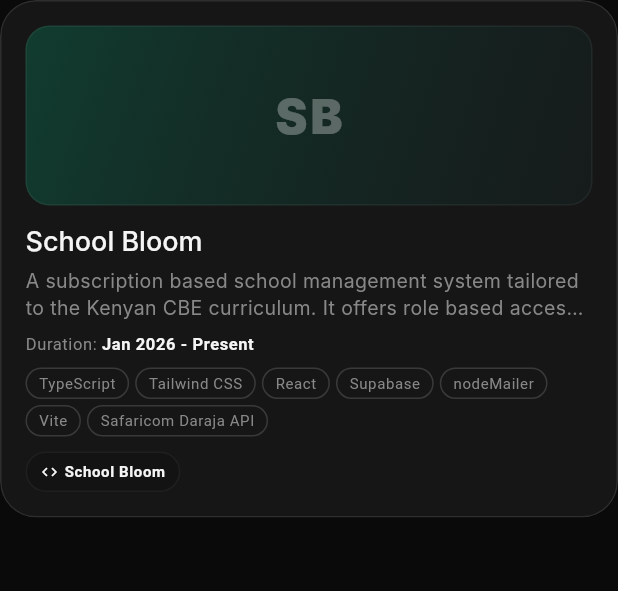
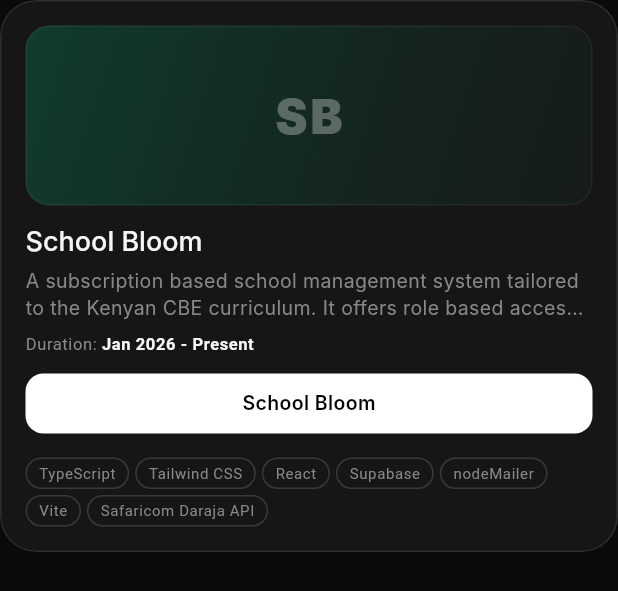
Before and after one commit to sirnaet/personal_website, a Flutter app: the ProjectCard widget shown alone on an empty page, opened directly with sample values from the repository, on a phone screen of 412 x 824 dp. Shown: the top 591 px of the screen. Run offline on Flutter 3.47's test engine with Material 3 defaults, Android fonts, the phone set to English and light mode, and no system bars; our stand-ins replace firebase_core, flutter_animate, font_awesome_flutter, web; missing offline and left inert: dart:html; accounts and stored records are empty; Roboto replaces fonts that are missing (Inter, JetBrains Mono).

Commit message:
UI Update project card

```diff
--- a/lib/widgets/project_card.dart
+++ b/lib/widgets/project_card.dart
@@ -68,9 +68,12 @@
 
   @override
   Widget build(BuildContext context) {
-    final hasLinks =
-        project.githubUrl != null && project.githubUrl!.isNotEmpty ||
-            project.demoUrl != null && project.demoUrl!.isNotEmpty;
+    final projectUrl = (project.githubUrl != null && project.githubUrl!.isNotEmpty)
+        ? project.githubUrl
+        : ((project.demoUrl != null && project.demoUrl!.isNotEmpty) ? project.demoUrl : null);
+    final projectLabel = (project.githubUrl != null && project.githubUrl!.isNotEmpty)
+        ? (project.githubLabel ?? 'GitHub')
+        : (project.demoLabel ?? 'Live');
 
     return MagneticHover(
       strength: 10,
@@ -155,7 +158,14 @@
                 ],
               ),
             ),
-            const SizedBox(height: 8),
+            if (projectUrl != null && projectUrl.isNotEmpty) ...[
+              const SizedBox(height: 12),
+              _ProjectButton(
+                label: projectLabel,
+                onTap: () => _openUrl(projectUrl),
+              ),
+            ],
+            const SizedBox(height: 16),
             // Tech tags as pills (matches JS: rounded-full border-white/15)
             Wrap(
               spacing: 4,
@@ -180,28 +190,6 @@
                 );
               }).toList(),
             ),
-            if (hasLinks) ...[
-              const SizedBox(height: 10),
-              Wrap(
-                spacing: 6,
-                runSpacing: 6,
-                children: [
-                  if (project.githubUrl != null &&
-                      project.githubUrl!.isNotEmpty)
-                    _ProjectLinkButton(
-                      label: project.githubLabel ?? 'GitHub',
-                      icon: Icons.code_rounded,
-                      onTap: () => _openUrl(project.githubUrl!),
-                    ),
-                  if (project.demoUrl != null && project.demoUrl!.isNotEmpty)
-                    _ProjectLinkButton(
-                      label: project.demoLabel ?? 'Live',
-                      icon: Icons.open_in_new_rounded,
-                      onTap: () => _openUrl(project.demoUrl!),
-                    ),
-                ],
-              ),
-            ],
           ],
         ),
       ),
@@ -209,51 +197,52 @@
   }
 }
 
-class _ProjectLinkButton extends StatelessWidget {
+class _ProjectButton extends StatefulWidget {
   final String label;
-  final IconData icon;
   final VoidCallback onTap;
 
-  const _ProjectLinkButton({
+  const _ProjectButton({
     required this.label,
-    required this.icon,
     required this.onTap,
   });
 
   @override
+  State<_ProjectButton> createState() => _ProjectButtonState();
+}
+
+class _ProjectButtonState extends State<_ProjectButton> {
+  bool _isHovered = false;
+
+  @override
   Widget build(BuildContext context) {
-    return Material(
-      color: Colors.transparent,
-      child: InkWell(
-        onTap: onTap,
-        borderRadius: BorderRadius.circular(9999),
-        child: Container(
-          padding: const EdgeInsets.symmetric(horizontal: 9, vertical: 6),
-          decoration: BoxDecoration(
-            borderRadius: BorderRadius.circular(9999),
-            border: Border.all(
-              color: AppTheme.borderColor.withValues(alpha: 0.8),
+    return MouseRegion(
+      onEnter: (_) => setState(() => _isHovered = true),
+      onExit: (_) => setState(() => _isHovered = false),
+      child: AnimatedOpacity(
+        duration: const Duration(milliseconds: 150),
+        opacity: _isHovered ? 0.9 : 1.0,
+        child: Material(
+          color: Colors.white,
+          borderRadius: BorderRadius.circular(12),
+          child: InkWell(
+            onTap: widget.onTap,
+            borderRadius: BorderRadius.circular(12),
+            splashColor: Colors.black.withValues(alpha: 0.1),
+            highlightColor: Colors.black.withValues(alpha: 0.05),
+            child: Container(
+              width: double.infinity,
+              padding: const EdgeInsets.symmetric(vertical: 10),
+              alignment: Alignment.center,
+              child: Text(
+                widget.label,
+                style: const TextStyle(
+                  color: Colors.black,
+                  fontSize: 13,
+                  fontWeight: FontWeight.w600,
+                  fontFamily: AppTheme.headingFont,
+                ),
+              ),
             ),
-            color: AppTheme.surfaceColor.withValues(alpha: 0.55),
-          ),
-          child: Row(
-            mainAxisSize: MainAxisSize.min,
-            children: [
-              Icon(
-                icon,
-                size: 12,
-                color: AppTheme.textPrimary,
-              ),
-              const SizedBox(width: 4),
-              Text(
-                label,
-                style: Theme.of(context).textTheme.bodySmall?.copyWith(
-                      color: AppTheme.textPrimary,
-                      fontWeight: FontWeight.w600,
-                      fontSize: 10,
-                    ),
-              ),
-            ],
           ),
         ),
       ),
```
